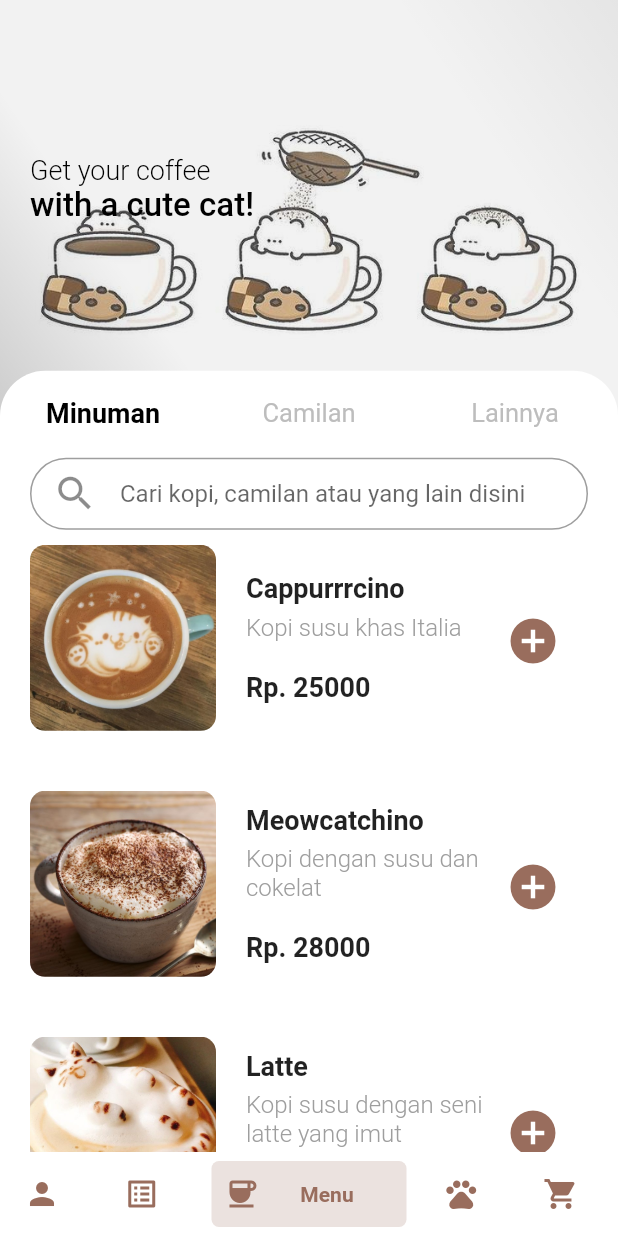
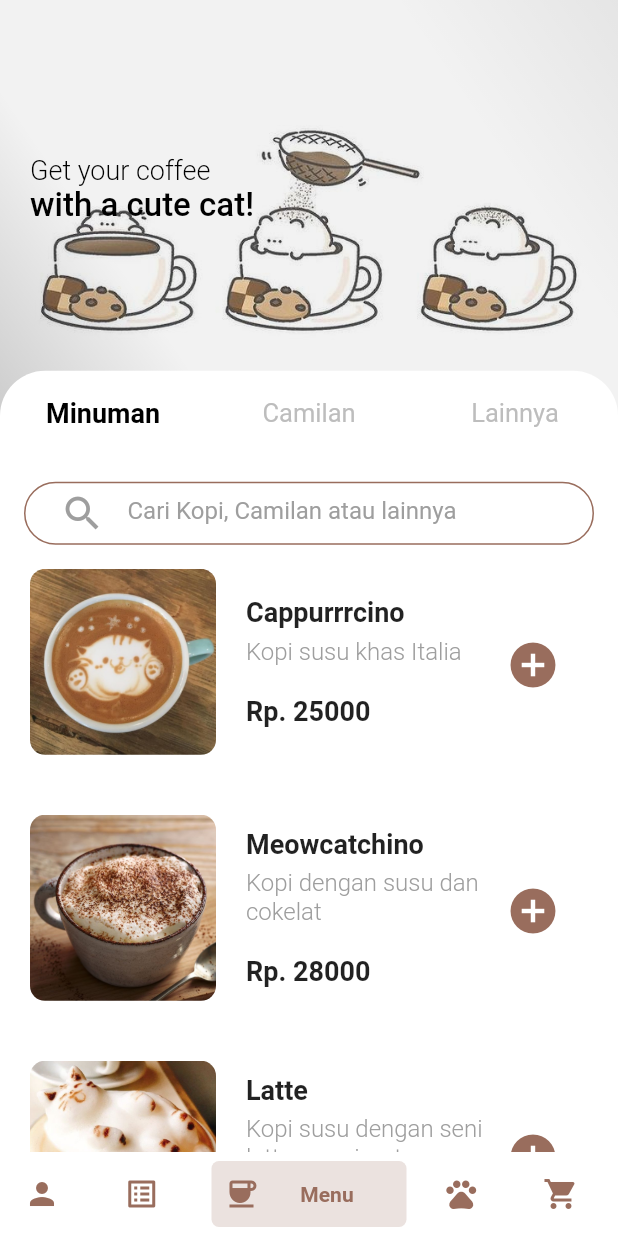
Before and after one commit to Fizahra/flutter_teman_kopi, a Flutter app: the screen it shows after launch, swiped to page 3, on a phone screen of 412 x 824 dp. Run offline on Flutter 3.47's test engine with Material 2 defaults, Android fonts, the phone set to English and light mode, and no system bars; drawn by our look-alikes of bottom_navy_bar.

Commit message:
Search gtw

```diff
--- a/lib/model/drinks_model.dart
+++ b/lib/model/drinks_model.dart
@@ -1,24 +1,71 @@
+// class Drinks {
+//   Drinks(
+//       {required this.nama,
+//       required this.tipe,
+//       required this.desc,
+//       required this.shortdesc,
+//       required this.image,
+//       required this.rate,
+//       required this.price});
+
+//   final String desc;
+//   final String image;
+//   final String nama;
+//   final int price;
+//   final int rate;
+//   final String shortdesc;
+//   final String tipe;
+// }
+// To parse this JSON data, do
+//
+//     final drinks = drinksFromJson(jsonString);
 class Drinks {
-  Drinks(
-      {required this.nama,
-      required this.tipe,
-      required this.desc,
-      required this.shortdesc,
-      required this.image,
-      required this.rate,
-      required this.price});
+  Drinks({
+    required this.id,
+    required this.nama,
+    required this.tipe,
+    required this.shortdesc,
+    required this.desc,
+    required this.image,
+    required this.rate,
+    required this.price,
+  });
 
-  final String desc;
-  final String image;
-  final String nama;
-  final int price;
-  final int rate;
-  final String shortdesc;
-  final String tipe;
+  int id;
+  String nama;
+  String tipe;
+  String shortdesc;
+  String desc;
+  String image;
+  int rate;
+  int price;
+
+  factory Drinks.fromJson(Map<String, dynamic> json) => Drinks(
+        id: json["id"],
+        nama: json["nama"],
+        tipe: json["tipe"],
+        shortdesc: json["shortdesc"],
+        desc: json["desc"],
+        image: json["image"],
+        rate: json["rate"],
+        price: json["price"],
+      );
+
+  Map<String, dynamic> toJson() => {
+        "id": id,
+        "nama": nama,
+        "tipe": tipe,
+        "shortdesc": shortdesc,
+        "desc": desc,
+        "image": image,
+        "rate": rate,
+        "price": price,
+      };
 }
 
-List<Drinks> drinks = [
+final drinks = <Drinks>[
   Drinks(
+      id: 1,
       nama: "Cappurrrcino",
       tipe: 'Panas',
       shortdesc: "Kopi susu khas Italia",
@@ -28,6 +75,7 @@ List<Drinks> drinks = [
       rate: 5,
       price: 25000),
   Drinks(
+      id: 2,
       nama: "Meowcatchino",
       tipe: 'Panas',
       shortdesc: "Kopi dengan susu dan cokelat",
@@ -37,6 +85,7 @@ List<Drinks> drinks = [
       rate: 5,
       price: 28000),
   Drinks(
+      id: 3,
       nama: "Latte",
       tipe: 'Panas',
       shortdesc: "Kopi susu dengan seni latte yang imut",
@@ -46,6 +95,7 @@ List<Drinks> drinks = [
       rate: 5,
       price: 22000),
   Drinks(
+      id: 4,
       nama: "Catspresso",
       tipe: 'Panas',
       shortdesc: "Ekstrak kopi panas dari biji kopi pilihan",
@@ -55,6 +105,7 @@ List<Drinks> drinks = [
       rate: 5,
       price: 15000),
   Drinks(
+      id: 5,
       nama: "Ameowricatno",
       tipe: 'Panas',
       shortdesc: "Kopi hitam dengan air panas",
--- a/lib/pages/menu_page.dart
+++ b/lib/pages/menu_page.dart
@@ -1,7 +1,9 @@
 import 'package:flutter/material.dart';
+import 'package:flutter_teman_kopi/model/drinks_model.dart';
 import 'package:flutter_teman_kopi/tabs/desserts_tab.dart';
 import 'package:flutter_teman_kopi/tabs/drinks_tab.dart';
 import 'package:flutter_teman_kopi/tabs/others_tab.dart';
+import 'package:flutter_teman_kopi/widget/search_widget.dart';
 
 class MenuPage extends StatefulWidget {
   const MenuPage({super.key});
@@ -11,10 +13,38 @@ class MenuPage extends StatefulWidget {
 }
 
 class _MenuPageState extends State<MenuPage> {
+  late List<Drinks> sdrink;
+  String query = '';
+
+  @override
+  void initState() {
+    super.initState();
+    sdrink = drinks;
+  }
+
   @override
   Widget build(BuildContext context) {
     double height = MediaQuery.of(context).size.height;
     double width = MediaQuery.of(context).size.height;
+
+    void searchm(String query) {
+      final sdrink = drinks.where((drinn) {
+        final titleLower = drinn.nama.toLowerCase();
+        final searchLower = query.toLowerCase();
+
+        return titleLower.contains(searchLower);
+      }).toList();
+
+      setState(() {
+        this.query = query;
+        this.sdrink = sdrink;
+      });
+    }
+
+    Widget buildSearch() => SearchWidget(
+        hintText: "Cari Kopi, Camilan atau lainnya",
+        onChanged: searchm,
+        text: query);
 
     return Scaffold(
       backgroundColor: Colors.white,
@@ -107,30 +137,31 @@ class _MenuPageState extends State<MenuPage> {
                         const SizedBox(
                           height: 5,
                         ),
-                        Padding(
-                          padding: const EdgeInsets.only(
-                              left: 20, right: 20, bottom: 10),
-                          child: TextField(
-                              decoration: InputDecoration(
-                                  contentPadding:
-                                      const EdgeInsets.symmetric(vertical: 3),
-                                  prefixIcon: const Padding(
-                                    padding: EdgeInsets.only(
-                                      left: 15,
-                                      right: 15,
-                                    ),
-                                    child: Icon(
-                                      Icons.search,
-                                      size: 30,
-                                    ),
-                                  ),
-                                  hintText:
-                                      "Cari kopi, camilan atau yang lain disini",
-                                  border: OutlineInputBorder(
-                                      borderRadius: BorderRadius.circular(30),
-                                      borderSide: const BorderSide(
-                                          color: Colors.grey, width: 1.0)))),
-                        ),
+                        buildSearch(),
+                        // Padding(
+                        //   padding: const EdgeInsets.only(
+                        //       left: 20, right: 20, bottom: 10),
+                        //   child: TextField(
+                        //       decoration: InputDecoration(
+                        //           contentPadding:
+                        //               const EdgeInsets.symmetric(vertical: 3),
+                        //           prefixIcon: const Padding(
+                        //             padding: EdgeInsets.only(
+                        //               left: 15,
+                        //               right: 15,
+                        //             ),
+                        //             child: Icon(
+                        //               Icons.search,
+                        //               size: 30,
+                        //             ),
+                        //           ),
+                        //           hintText:
+                        //               "Cari kopi, camilan atau yang lain disini",
+                        //           border: OutlineInputBorder(
+                        //               borderRadius: BorderRadius.circular(30),
+                        //               borderSide: const BorderSide(
+                        //                   color: Colors.grey, width: 1.0)))),
+                        // ),
                         // ignore: sized_box_for_whitespace
                         Container(
                           height: height * 0.6,
--- /dev/null
+++ b/lib/widget/search_widget.dart
@@ -0,0 +1,70 @@
+import 'package:flutter/material.dart';
+
+class SearchWidget extends StatefulWidget {
+  final String text, hintText;
+  final ValueChanged<String> onChanged;
+
+  const SearchWidget(
+      {super.key,
+      required this.hintText,
+      required this.onChanged,
+      required this.text});
+
+  @override
+  State<SearchWidget> createState() => _SearchWidgetState();
+}
+
+class _SearchWidgetState extends State<SearchWidget> {
+  final searchController = TextEditingController();
+
+  @override
+  Widget build(BuildContext context) {
+    final styleAktif = TextStyle(color: Color.fromARGB(255, 153, 109, 93));
+    final styleClue = TextStyle(color: Colors.grey);
+    final style = widget.text.isEmpty ? styleClue : styleAktif;
+
+    return Container(
+      height: 42,
+      margin: EdgeInsets.all(16),
+      padding: EdgeInsets.symmetric(horizontal: 8),
+      decoration: BoxDecoration(
+          borderRadius: BorderRadius.circular(30),
+          color: Colors.white,
+          border: Border.all(color: Color.fromARGB(255, 153, 109, 93))),
+      child: TextField(
+        controller: searchController,
+        decoration: InputDecoration(
+          contentPadding: const EdgeInsets.only(top: 5),
+          prefixIcon: Padding(
+            padding: EdgeInsets.only(
+              left: 15,
+              right: 15,
+            ),
+            child: Icon(
+              Icons.search,
+              size: 30,
+              color: style.color,
+            ),
+          ),
+          border: InputBorder.none,
+          suffixIcon: widget.text.isNotEmpty
+              ? GestureDetector(
+                  child: Icon(
+                    Icons.close,
+                    color: style.color,
+                  ),
+                  onTap: () {
+                    searchController.clear();
+                    widget.onChanged('');
+                    FocusScope.of(context).requestFocus(FocusNode());
+                  })
+              : null,
+          hintText: widget.hintText,
+          hintStyle: style,
+        ),
+        style: style,
+        onChanged: widget.onChanged,
+      ),
+    );
+  }
+}
```
